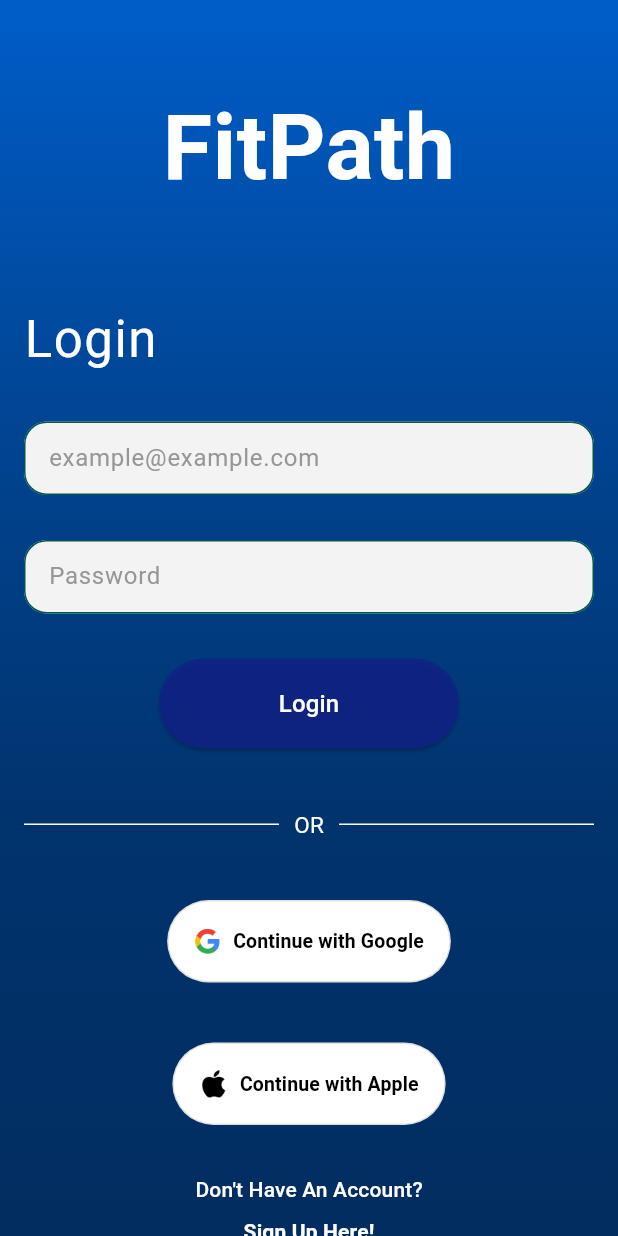
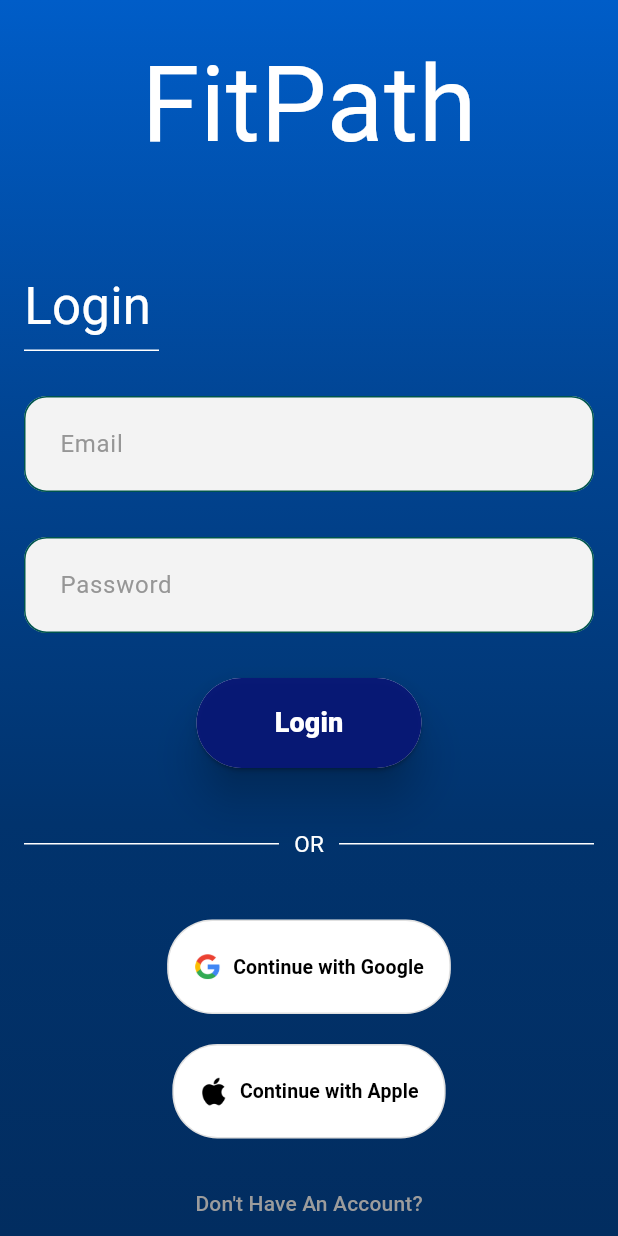
Before and after one commit to MoveAppDart/Fitpath, a Flutter app: the screen it shows after launch, on a phone screen of 412 x 824 dp. Run offline on Flutter 3.47's test engine with Material 3 defaults, Android fonts, the light colour scheme and no system bars; our stand-ins replace google_fonts, table_calendar; Roboto replaces fonts that are missing (Genos, Itim).

Commit message:
feat(login_screen): update responsive design and improve UI elements

```diff
--- a/lib/screens/login_screen.dart
+++ b/lib/screens/login_screen.dart
@@ -30,7 +30,7 @@ class _LoginScreenState extends State<LoginScreen> {
 
     // Calcul dels valors responsive
     final double titleFontSize =
-        isDesktop ? 90 : (isTablet ? 72 : 60); // Larger base values
+        isDesktop ? 110 : (isTablet ? 82 : 70); // Larger base values
     final double horizontalPadding = isDesktop ? 80 : (isTablet ? 40 : 16);
     final double verticalSpacing = isDesktop ? 50 : (isTablet ? 40 : 30);
 
@@ -56,7 +56,7 @@ class _LoginScreenState extends State<LoginScreen> {
                   child: Padding(
                     padding: EdgeInsets.symmetric(
                       horizontal: horizontalPadding,
-                      vertical: 16.0,
+                      vertical: 10.0,
                     ),
                     child: ConstrainedBox(
                       constraints: BoxConstraints(
@@ -65,7 +65,7 @@ class _LoginScreenState extends State<LoginScreen> {
                       child: Column(
                         crossAxisAlignment: CrossAxisAlignment.start,
                         children: [
-                          SizedBox(height: 40),
+                          SizedBox(height: 10),
 
                           // Title
                           Center(
@@ -74,32 +74,39 @@ class _LoginScreenState extends State<LoginScreen> {
                               style: GoogleFonts.genos(
                                 fontSize: titleFontSize,
                                 color: Colors.white,
-                                fontWeight: FontWeight.w600,
+                                fontWeight: FontWeight.w400,
                               ),
                             ),
                           ),
                           SizedBox(height: 60),
 
                           // Login Text
-                          Row(
+                          Column(
+                            crossAxisAlignment: CrossAxisAlignment.start,
                             children: [
                               Text(
                                 'Login',
-                                style: TextStyle(
+                                style: GoogleFonts.istokWeb(
                                   color: Colors.white,
-                                  fontSize:
-                                      isDesktop ? 42 : (isTablet ? 38 : 34),
-                                  letterSpacing: 1,
+                                  fontSize: isDesktop ? 42 : (isTablet ? 38 : 34),
+                                  letterSpacing: 0.2,
                                 ),
+                              ),
+                              const SizedBox(height: 4),
+                              Container(
+                                height: 1,
+                                width: 90,
+                                color: Colors.white,
                               ),
                             ],
                           ),
+
                           SizedBox(height: 30),
 
                           // Email field
                           _buildTextField(
                             controller: _emailController,
-                            hintText: 'example@example.com',
+                            hintText: 'Email',
                           ),
                           const SizedBox(height: 30),
 
@@ -150,9 +157,9 @@ class _LoginScreenState extends State<LoginScreen> {
       obscureText: isPassword,
       style: const TextStyle(color: Colors.black),
       decoration: InputDecoration(
-        contentPadding: const EdgeInsets.all(12.5),
+        contentPadding: const EdgeInsets.all(20),
         hintText: hintText,
-        hintStyle: const TextStyle(color: Color.fromARGB(255, 150, 150, 150)),
+        hintStyle: GoogleFonts.istokWeb(color: const Color.fromARGB(255, 150, 150, 150)),
         filled: true,
         fillColor: const Color.fromARGB(255, 243, 243, 243),
         enabledBorder: OutlineInputBorder(
@@ -175,7 +182,10 @@ class _LoginScreenState extends State<LoginScreen> {
   // Login button widget
   Widget _buildLoginButton(BuildContext context) {
     return Center(
-      child: ElevatedButton(
+      child: Material(
+        elevation: 12,
+        borderRadius: BorderRadius.circular(30),
+        child: ElevatedButton(
         onPressed: () {
           if (_emailController.text.isEmpty ||
               _passwordController.text.isEmpty) {
@@ -194,14 +204,15 @@ class _LoginScreenState extends State<LoginScreen> {
         },
         style: ElevatedButton.styleFrom(
           foregroundColor: Colors.white,
-          backgroundColor: const Color.fromARGB(220, 16, 34, 135),
-          minimumSize: const Size(200, 60),
+          backgroundColor: const Color.fromARGB(250, 4, 21, 115),
+          minimumSize: const Size(150, 60),
         ),
-        child: const Text(
+        child: Text(
           'Login',
-          style: TextStyle(fontSize: 16),
+          style: GoogleFonts.istokWeb(fontSize: 18, fontWeight: FontWeight.w800),
         ),
       ),
+      )
     );
   }
 
@@ -242,7 +253,7 @@ class _LoginScreenState extends State<LoginScreen> {
       return Row(
         children: [
           Expanded(child: _buildGoogleButton()),
-          const SizedBox(width: 70),
+          const SizedBox(width: 50),
           Expanded(child: _buildAppleButton()),
         ],
       );
@@ -253,7 +264,7 @@ class _LoginScreenState extends State<LoginScreen> {
       mainAxisAlignment: MainAxisAlignment.center,
       children: [
         _buildGoogleButton(),
-        const SizedBox(height: 40),
+        const SizedBox(height: 20),
         _buildAppleButton(),
       ],
     );
@@ -276,7 +287,7 @@ class _LoginScreenState extends State<LoginScreen> {
           style: TextStyle(fontSize: 13, fontWeight: FontWeight.bold),
         ),
         style: OutlinedButton.styleFrom(
-          padding: const EdgeInsets.all(18),
+          padding: const EdgeInsets.only(left: 18, right: 18, top: 22, bottom: 22),
           shape: RoundedRectangleBorder(
             borderRadius: BorderRadius.circular(30),
           ),
@@ -305,7 +316,7 @@ class _LoginScreenState extends State<LoginScreen> {
           style: TextStyle(fontSize: 13, fontWeight: FontWeight.bold),
         ),
         style: OutlinedButton.styleFrom(
-          padding: const EdgeInsets.all(18),
+          padding: const EdgeInsets.only(left: 18, right: 18, top: 22, bottom: 22),
           shape: RoundedRectangleBorder(
             borderRadius: BorderRadius.circular(30),
           ),
@@ -345,15 +356,16 @@ class _LoginScreenState extends State<LoginScreen> {
           );
         },
         child: Column(
-          children: const [
+          children: [
             Text(
               'Don\'t Have An Account?',
-              style: TextStyle(color: Colors.white),
+              style: GoogleFonts.itim(color: const Color.fromARGB(255, 156, 156, 156)),
             ),
-            SizedBox(height: 8),
+            const SizedBox(height: 8),
             Text(
-              'Sign Up Here!',
-              style: TextStyle(
+              'Create One',
+              style: GoogleFonts.itim(
+                fontSize: 16,
                 color: Colors.white,
                 fontWeight: FontWeight.bold,
               ),
```
Also changed, not shown: lib/screens/home_screen.dart (+129 -43 lines), pubspec.lock.
